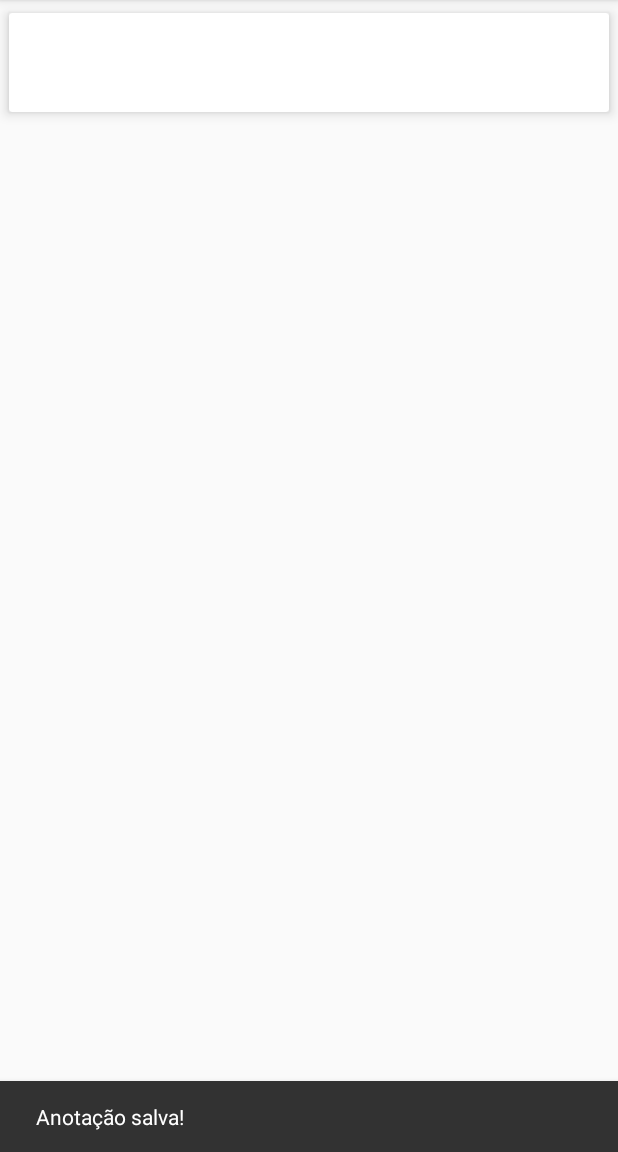
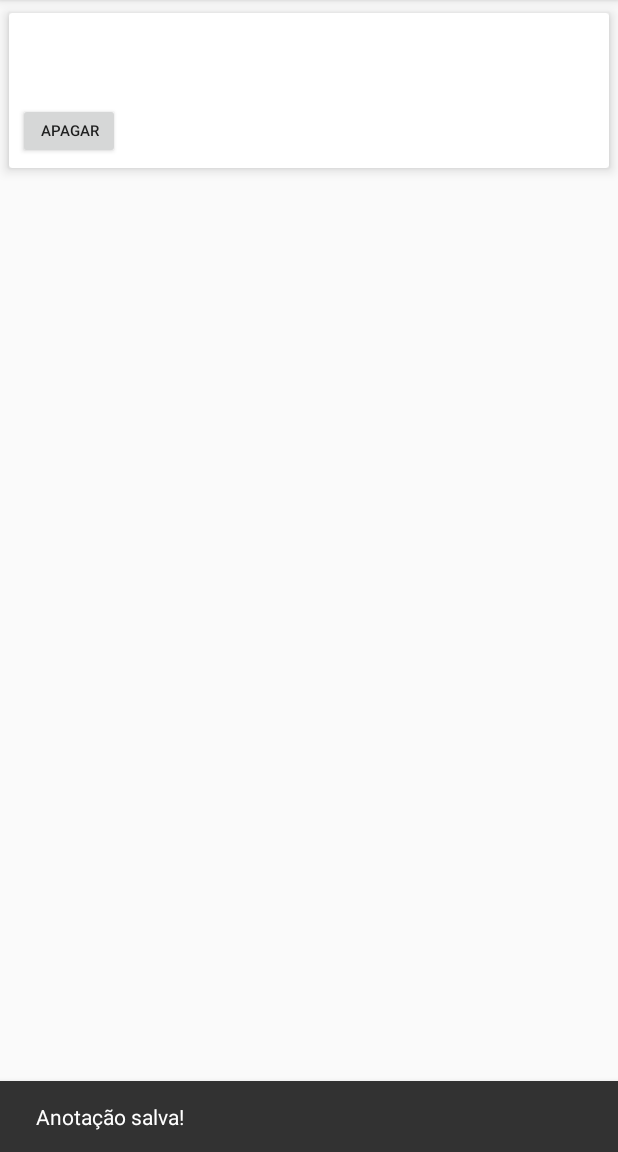
Before and after one commit to AnnaFragoso/AulaAndroid, an Android app: the fragment AnotacaoFragment placed in its activity, after a tap on "SALVAR", on a phone screen of 412 x 824 dp, the part 84-1236 px from its top. Run offline under Robolectric (Android 15) with nearby library versions, the phone set to English and light mode, and no system bars.

Commit message:
Tentativa botao apagar, listagem de notas

```diff
--- a/app/src/main/java/com/example/annafragoso/aulaandroid/AnotacaoFragment.java
+++ b/app/src/main/java/com/example/annafragoso/aulaandroid/AnotacaoFragment.java
@@ -6,6 +6,7 @@ import android.content.SharedPreferences;
 import android.os.Bundle;
 import android.support.design.widget.Snackbar;
 import android.support.v4.app.Fragment;
+import android.support.v7.widget.CardView;
 import android.view.LayoutInflater;
 import android.view.View;
 import android.view.ViewGroup;
@@ -21,7 +22,11 @@ public class AnotacaoFragment extends Fragment {
     private EditText txtDescricao;
     private Button btnSalvarNota;
 
+
     private TextView teste;
+
+    private CardView cardView;
+    private ViewGroup container;
 
     public AnotacaoFragment() {
         // Required empty public constructor
@@ -61,6 +66,10 @@ public class AnotacaoFragment extends Fragment {
                 MainActivity main = (MainActivity) getActivity();
                 main.retornar();
 
+                String textoTitulo = note.getTitulo();
+                String textoMensagem = note.getDescricao();
+
+               /* addItem(textoTitulo, textoMensagem);*/
 
 
 
@@ -68,8 +77,20 @@ public class AnotacaoFragment extends Fragment {
         };
         btnSalvarNota.setOnClickListener(listenerNota);
 
+
+
+
+
+
     return v;
     }
+       /*private void addItem(String textoTitulo, String textoMensagem) {
+            TextView titulo = (TextView) cardView.findViewById(R.id.titulo);
+            TextView mensagem = (TextView) cardView.findViewById(R.id.mensagem);
 
+           /* titulo.setText(note.getTitulo());
+            mensagem.setText(note.getDescricao());*/
+         /*   container.addView(cardView);
+        }*/
 
 }
--- a/app/src/main/java/com/example/annafragoso/aulaandroid/ListaFragment.java
+++ b/app/src/main/java/com/example/annafragoso/aulaandroid/ListaFragment.java
@@ -7,6 +7,7 @@ import android.support.v7.widget.CardView;
 import android.view.LayoutInflater;
 import android.view.View;
 import android.view.ViewGroup;
+import android.widget.Button;
 import android.widget.TextView;
 
 
@@ -15,6 +16,7 @@ import android.widget.TextView;
  */
 public class ListaFragment extends Fragment {
     private ViewGroup container;
+    private Button btnApagar;
 
     public ListaFragment() {
         // Required empty public constructor
@@ -39,7 +41,10 @@ public class ListaFragment extends Fragment {
         Nota note = NotaSingleton.getInstance().getNota();
        /* String textoTitulo = note.getTitulo();
         String textoDescricao = note.getDescricao();*/
-        if(note != null) {
+
+      /* for(Integer i = note.get; i > 0; i++) {*/
+
+           if (note != null) {
                CardView cardView = (CardView) LayoutInflater.from(getActivity())
                        .inflate(R.layout.card, container, false);
                cardView.findViewById(R.id.titulo);
@@ -50,29 +55,35 @@ public class ListaFragment extends Fragment {
                mensagem.setText(note.getDescricao());
                container.addView(cardView);
            }
-
-
        /*}*/
-
-        return v;
-    }
-   /* Nota note = NotaSingleton.getInstance().getNota();
-    String textoTitulo = note.getTitulo();
-    String textoDescricao = note.getDescricao();*/
-
-    /*private void addItem(String textoTitulo, String textoMensagem) {
-
-
-       CardView cardView = (CardView) LayoutInflater.from(getActivity())
-                .inflate(R.layout.card, container, false);
-       cardView.findViewById(R.id.titulo);
+       /* private void addItem(String textoTitulo, String textoMensagem) {
             TextView titulo = (TextView) cardView.findViewById(R.id.titulo);
             TextView mensagem = (TextView) cardView.findViewById(R.id.mensagem);
-        titulo.setText(textoTitulo);
+
+           titulo.setText(textioTitulo);
             mensagem.setText(textoMensagem);
             container.addView(cardView);
         }*/
 
 
+       /*------------------------------------APAGA NOTA---------------------------------*/
+      /*  View.OnClickListener listenerApagar = new View.OnClickListener() {
+           @Override
+           public void onClick(View v) {
+               Nota nota2 = NotaSingleton.getInstance().getNota();
+                 if(nota2 != null) {
+                     nota2.setTitulo("");
+                     nota2.setDescricao("");
+                }
+           }
+       };
+       btnApagar.setOnClickListener(listenerApagar);*/
+
+
+        return v;
+    }
+
+
+
 
 }
--- a/app/src/main/java/com/example/annafragoso/aulaandroid/MainActivity.java
+++ b/app/src/main/java/com/example/annafragoso/aulaandroid/MainActivity.java
@@ -28,19 +28,22 @@ public class MainActivity extends AppCompatActivity {
         super.onCreate(savedInstanceState);
         setContentView(R.layout.activity_main);
 
+
         if(savedInstanceState == null) {
             ListaFragment listaFrag = new ListaFragment();
             getSupportFragmentManager().beginTransaction().replace(R.id.frag_container, listaFrag).commit();
         }
+
+
        /* FloatingActionButton mEditButton =
                 (FloatingActionButton) findViewById(R.id.fabEdit);
         mEditButton.setOnClickListener(new View.OnClickListener() {
             @Override
             public void onClick(View v) {
+                Intent intent = new Intent(MainActivity.this, AnotacaoFragment.class);
+                startActivity(intent);
             }
         });*/
-
-
 
         getSupportActionBar().setDisplayHomeAsUpEnabled(true);
         getSupportActionBar().setHomeButtonEnabled(true);
@@ -134,4 +137,5 @@ public class MainActivity extends AppCompatActivity {
         getSupportFragmentManager().beginTransaction().replace(R.id.frag_container, new ListaFragment()).commit();
     }
 
+
 }
--- a/app/src/main/res/layout/activity_main.xml
+++ b/app/src/main/res/layout/activity_main.xml
@@ -11,6 +11,18 @@
         android:layout_width="match_parent"
         android:layout_height="match_parent">
 
+        <android.support.design.widget.FloatingActionButton
+            android:id="@+id/fabEdit"
+            android:layout_width="wrap_content"
+            android:layout_height="wrap_content"
+            android:layout_gravity="end|bottom"
+            android:text="+"
+            app:elevation="4dp"
+            app:pressedTranslationZ="8dp"
+            app:borderWidth="0dp"
+            app:fabSize="mini"
+            />
+
     </FrameLayout>
 
     <android.support.design.widget.NavigationView
@@ -23,15 +35,5 @@
 
     </android.support.design.widget.NavigationView>
 
-   <!-- <android.support.design.widget.FloatingActionButton
-        android:id="@+id/fabEdit"
-        android:layout_width="wrap_content"
-        android:layout_height="wrap_content"
-        android:layout_gravity="end|bottom"
-        android:layout_margin="@dimen/fab_compat_margin"
-        app:elevation="4dp"
-        app:pressedTranslationZ="8dp"
-        app:borderWidth="0dp"
-        app:fabSize="mini"
-        android:src="@drawable/ic_edit" />-->
+
 </android.support.v4.widget.DrawerLayout>
--- a/app/src/main/res/layout/card.xml
+++ b/app/src/main/res/layout/card.xml
@@ -6,20 +6,31 @@
     app:cardUseCompatPadding="true"
     app:cardElevation="5dp">
 
-    <LinearLayout android:layout_width="match_parent"
+    <LinearLayout
+
+        android:layout_width="match_parent"
         android:layout_height="match_parent"
         android:orientation="vertical"
         android:padding="6dp">
+
         <TextView
+            android:id="@+id/titulo"
             style="?android:textAppearanceLarge"
             android:layout_width="match_parent"
-            android:layout_height="wrap_content"
-            android:id="@+id/titulo"/>
+            android:layout_height="wrap_content" />
+
         <TextView
+            android:id="@+id/mensagem"
             style="?android:textAppearanceMedium"
             android:layout_width="match_parent"
-            android:layout_height="wrap_content"
-            android:id="@+id/mensagem"/>
+            android:layout_height="wrap_content" />
+
+        <Button
+            android:id="@+id/btnApagar"
+            android:layout_width="68dp"
+            android:layout_height="37dp"
+            android:text="Apagar"
+            android:textSize="10dp" />
     </LinearLayout>
 
 
--- a/app/src/main/res/layout/fragment_lista.xml
+++ b/app/src/main/res/layout/fragment_lista.xml
@@ -3,6 +3,7 @@
     xmlns:tools="http://schemas.android.com/tools"
     android:layout_width="match_parent"
     android:layout_height="match_parent"
+    xmlns:app="http://schemas.android.com/apk/res-auto"
     tools:context=".ListaFragment">
 
     <!-- TODO: Update blank fragment layout -->
```
Lines whose indentation alone changed are shown as unchanged.
